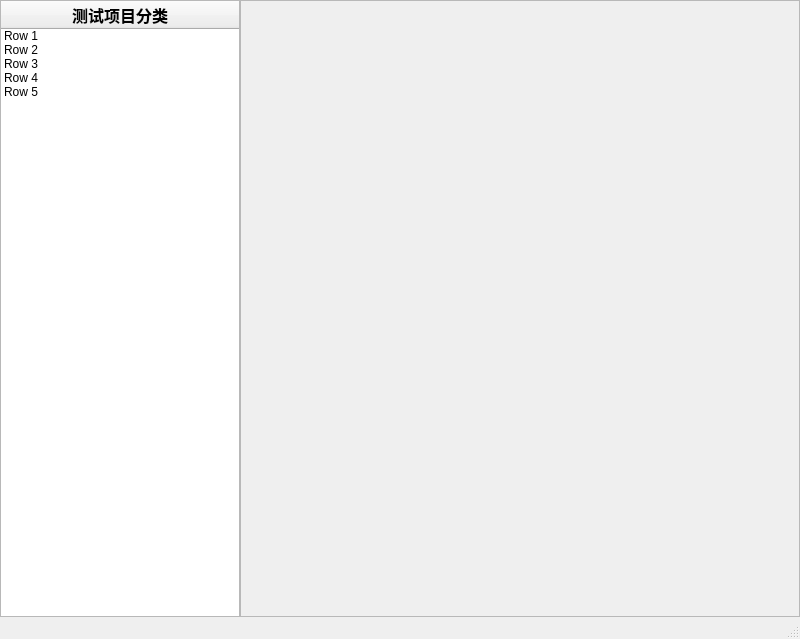
Qt form QtGuiApplicationTest/QtGuiApplicationTest/MiscellaneousTesting.ui (xautshuanglong/QtLearningRepository) before a commit.
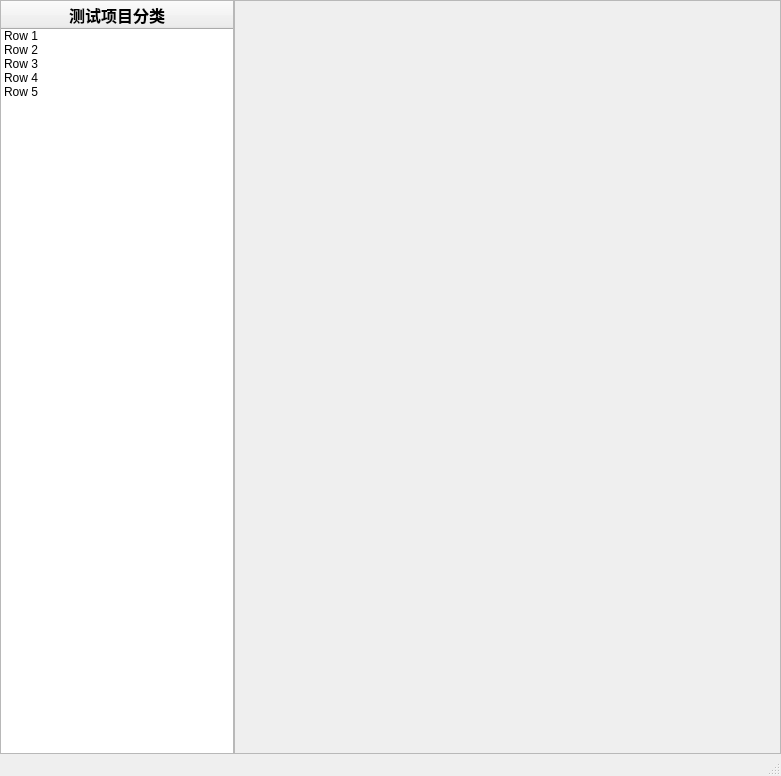
The same form after that commit.

Commit message: 调整测试菜单栏最小宽度

Patch:
```diff
--- a/QtGuiApplicationTest/QtGuiApplicationTest/MiscellaneousTesting.ui
+++ b/QtGuiApplicationTest/QtGuiApplicationTest/MiscellaneousTesting.ui
@@ -6,8 +6,8 @@
    <rect>
     <x>0</x>
     <y>0</y>
-    <width>800</width>
-    <height>639</height>
+    <width>781</width>
+    <height>776</height>
    </rect>
   </property>
   <property name="windowTitle">
@@ -32,6 +32,12 @@
     </property>
     <item>
      <widget class="QTreeWidget" name="twMiscellaneousTesting">
+      <property name="minimumSize">
+       <size>
+        <width>180</width>
+        <height>0</height>
+       </size>
+      </property>
       <property name="maximumSize">
        <size>
         <width>300</width>
```
